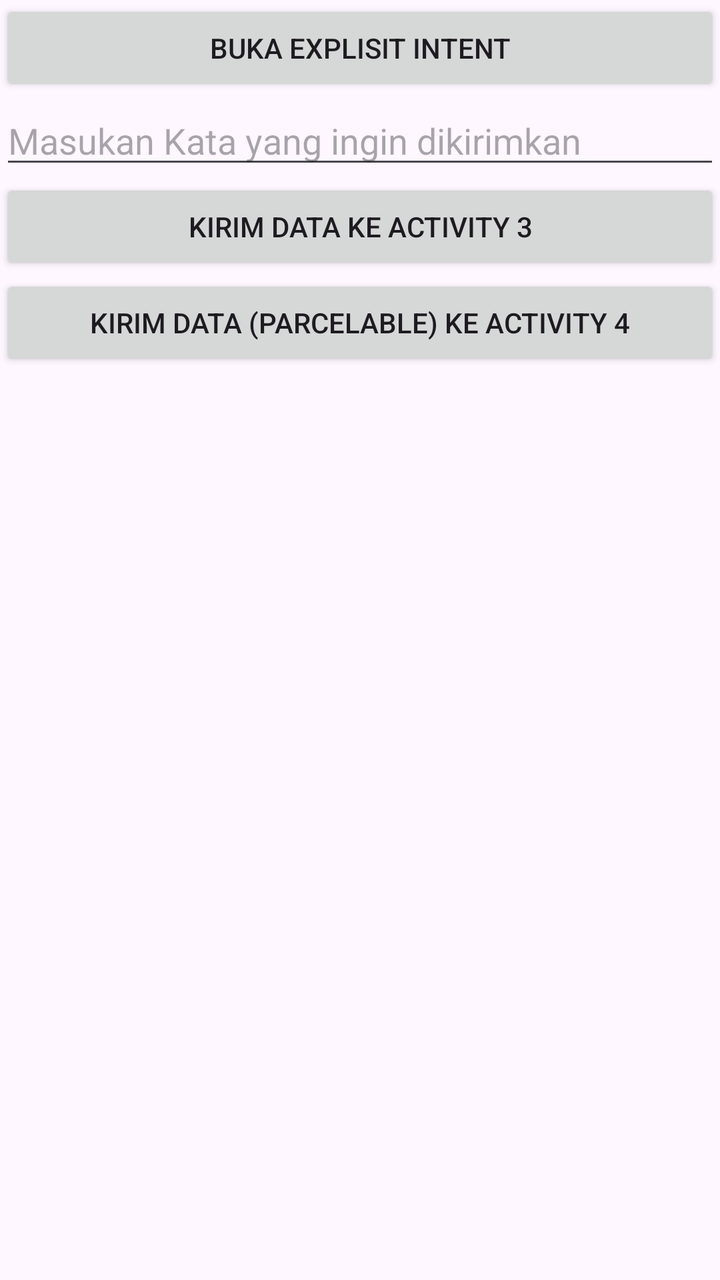
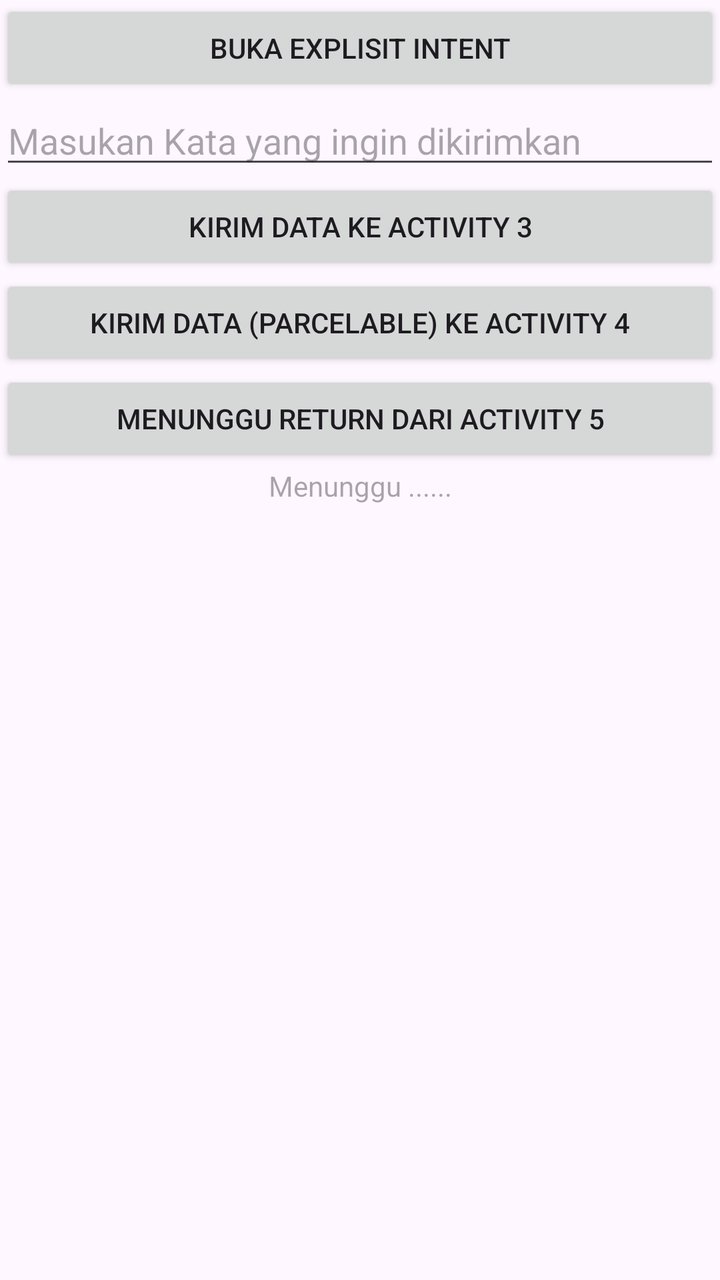

Before-and-after screenshots of an Android layout around one commit, followed by the original layout XML and the change that was made.
<!-- AndroidManifest.xml: application theme Theme.ExplisitIntent -->
<!-- res/layout/activity_main.xml -->
<?xml version="1.0" encoding="utf-8"?>
<LinearLayout xmlns:android="http://schemas.android.com/apk/res/android"
    xmlns:app="http://schemas.android.com/apk/res-auto"
    xmlns:tools="http://schemas.android.com/tools"
    android:id="@+id/main"
    android:layout_width="match_parent"
    android:layout_height="match_parent"
    tools:context=".MainActivity"
    android:orientation="vertical">
    <Button
        android:layout_width="match_parent"
        android:layout_height="wrap_content"
        android:id="@+id/btnExplisit1"
        android:text="Buka Explisit Intent"/>

    <EditText
        android:layout_width="match_parent"
        android:layout_height="wrap_content"
        android:id="@+id/dataKirim"
        android:inputType="text"
        android:hint="Masukan Kata yang ingin dikirimkan" />
    <Button
        android:layout_width="match_parent"
        android:layout_height="wrap_content"
        android:id="@+id/btnexplisit2"
        android:text="Kirim Data ke Activity 3" />

    <Button
        android:layout_width="match_parent"
        android:layout_height="wrap_content"
        android:id="@+id/btnExplisit3"
        android:text="Kirim Data (Parcelable) ke Activity 4" />

</LinearLayout>
<!-- resources referenced by this layout -->
<resources>
  <style name="Theme.ExplisitIntent" parent="Base.Theme.ExplisitIntent" />
  <style name="Base.Theme.ExplisitIntent" parent="Theme.Material3.DayNight.NoActionBar">
          
          
      </style>
</resources>

<!-- the commit's change to res/layout/activity_main.xml (unified diff, before → after) -->
@@ -31,4 +31,16 @@
         android:id="@+id/btnExplisit3"
         android:text="Kirim Data (Parcelable) ke Activity 4" />
 
+    <Button
+        android:layout_width="match_parent"
+        android:layout_height="wrap_content"
+        android:id="@+id/btnExplisit4"
+        android:text="Menunggu Return dari Activity 5" />
+
+    <TextView
+        android:layout_width="match_parent"
+        android:layout_height="wrap_content"
+        android:id="@+id/returnHasil"
+        android:gravity="center"
+        android:hint="Menunggu ......"/>
 </LinearLayout>
